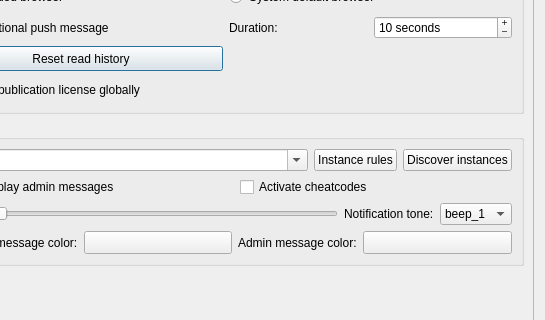
Before: the Qt Designer form qtribu/gui/dlg_settings.ui in geotribu/qtribu, drawn with Qt 5; both pictures show x 350 to 895 and y 106 to 426 of the 895 by 597 pixel window.
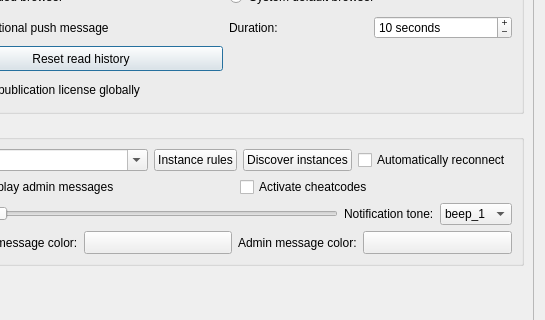
After: the same form once the commit is applied. Icons and pictures are not drawn. Custom widgets are drawn as their Qt base class.

Commit message: feature(qchat): auto-reconnect to last room when QGIS start

```diff
--- a/qtribu/gui/dlg_settings.ui
+++ b/qtribu/gui/dlg_settings.ui
@@ -373,6 +373,16 @@
               </property>
              </widget>
             </item>
+            <item>
+             <widget class="QCheckBox" name="ckb_auto_reconnect">
+              <property name="toolTip">
+               <string extracomment="Auto-reconnect the QChat when QGIS starts"/>
+              </property>
+              <property name="text">
+               <string>Automatically reconnect</string>
+              </property>
+             </widget>
+            </item>
            </layout>
           </item>
           <item>
```
The commit also changes 4 other files.
